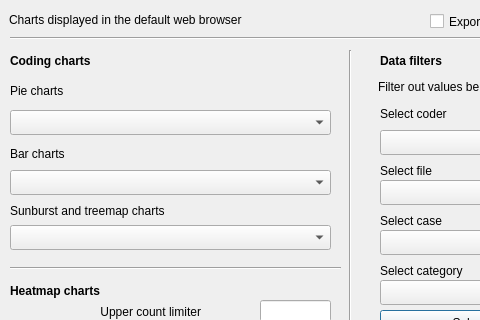
First picture: the form in src/GUI_UIs/ui_dialog_charts.ui, repository Amgoth-Suresh/Qualcoder-Test, before the edit; both pictures show x 0 to 480 and y 0 to 320 of the 1011 by 597 pixel window.
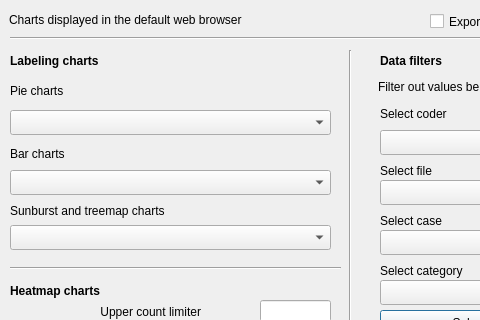
Second picture: the form after the edit.

Commit message: Changed software layout  names from Coding, Codes to Labeling and Labels

What changed in the file:
```diff
--- a/src/GUI_UIs/ui_dialog_charts.ui
+++ b/src/GUI_UIs/ui_dialog_charts.ui
@@ -249,7 +249,7 @@
     </font>
    </property>
    <property name="text">
-    <string>&lt;b&gt;Coding charts&lt;/b&gt;</string>
+    <string>&lt;b&gt;Labeling charts&lt;/b&gt;</string>
    </property>
   </widget>
   <widget class="QComboBox" name="comboBox_category">
```
The commit also changes 54 other files.
